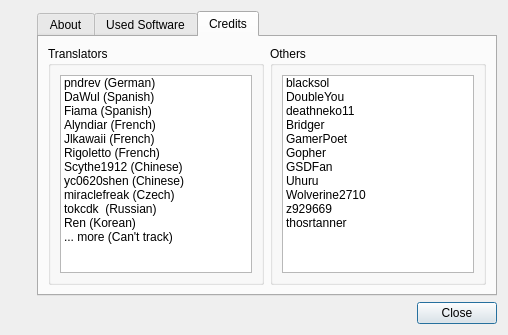
Old version of the form src/MO/src/aboutdialog.ui in the repository Silarn/modorganizer.
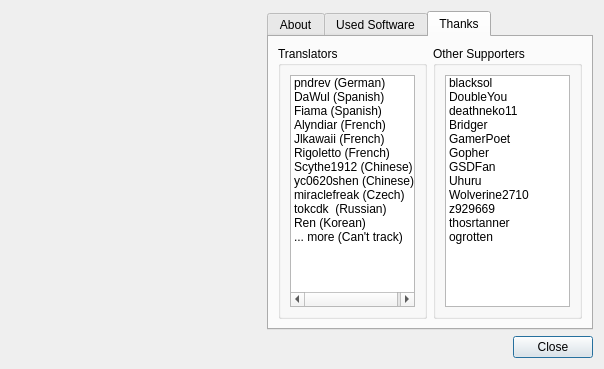
New version of the form. The open tabs and pages were chosen to show the change. Icons and pictures are not drawn.

What changed in the file:
```diff
--- a/src/MO/src/aboutdialog.ui
+++ b/src/MO/src/aboutdialog.ui
@@ -6,8 +6,8 @@
    <rect>
     <x>0</x>
     <y>0</y>
-    <width>508</width>
-    <height>335</height>
+    <width>604</width>
+    <height>369</height>
    </rect>
   </property>
   <property name="windowTitle">
@@ -18,13 +18,50 @@
     <layout class="QHBoxLayout" name="horizontalLayout_2">
      <item>
       <layout class="QVBoxLayout" name="verticalLayout_3">
+       <item>
+        <spacer name="verticalSpacer_3">
+         <property name="orientation">
+          <enum>Qt::Vertical</enum>
+         </property>
+         <property name="sizeHint" stdset="0">
+          <size>
+           <width>20</width>
+           <height>40</height>
+          </size>
+         </property>
+        </spacer>
+       </item>
        <item>
         <widget class="QLabel" name="iconLabel">
+         <property name="sizePolicy">
+          <sizepolicy hsizetype="Minimum" vsizetype="Minimum">
+           <horstretch>0</horstretch>
+           <verstretch>0</verstretch>
+          </sizepolicy>
+         </property>
+         <property name="minimumSize">
+          <size>
+           <width>250</width>
+           <height>250</height>
+          </size>
+         </property>
+         <property name="maximumSize">
+          <size>
+           <width>250</width>
+           <height>250</height>
+          </size>
+         </property>
          <property name="text">
           <string/>
          </property>
          <property name="pixmap">
-          <pixmap resource="resources.qrc">:/MO/gui/mo_icon.ico</pixmap>
+          <pixmap resource="resources.qrc">:/MO/gui/splash</pixmap>
+         </property>
+         <property name="scaledContents">
+          <bool>true</bool>
+         </property>
+         <property name="alignment">
+          <set>Qt::AlignLeading|Qt::AlignLeft|Qt::AlignVCenter</set>
          </property>
         </widget>
        </item>
@@ -114,7 +151,7 @@
        </widget>
        <widget class="QWidget" name="credits">
         <attribute name="title">
-         <string>Credits</string>
+         <string>Thanks</string>
         </attribute>
         <layout class="QHBoxLayout" name="horizontalLayout_3">
          <item>
@@ -202,7 +239,7 @@
          <item>
           <widget class="QGroupBox" name="groupBox_2">
            <property name="title">
-            <string>Others</string>
+            <string>Other Supporters</string>
            </property>
            <layout class="QVBoxLayout" name="verticalLayout_7">
             <item>
@@ -265,6 +302,11 @@
                 <string notr="true">thosrtanner</string>
                </property>
               </item>
+              <item>
+               <property name="text">
+                <string>ogrotten</string>
+               </property>
+              </item>
              </widget>
             </item>
            </layout>
```
Left out of the diff: 2 changed lines with no effect on the pictures.
